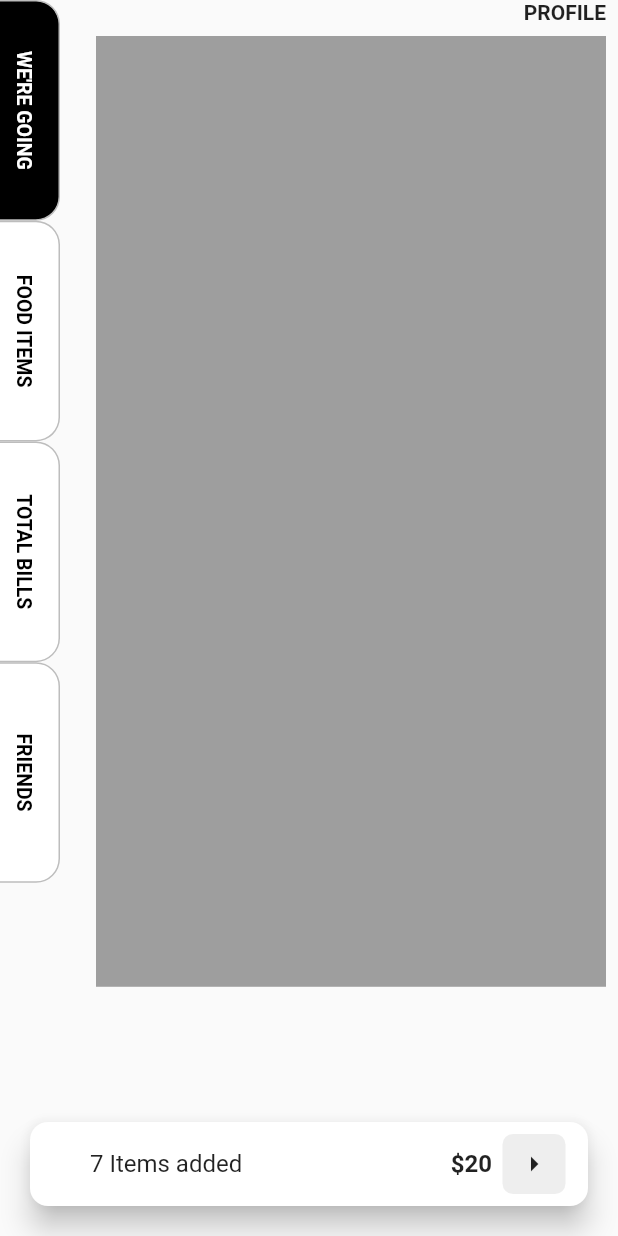
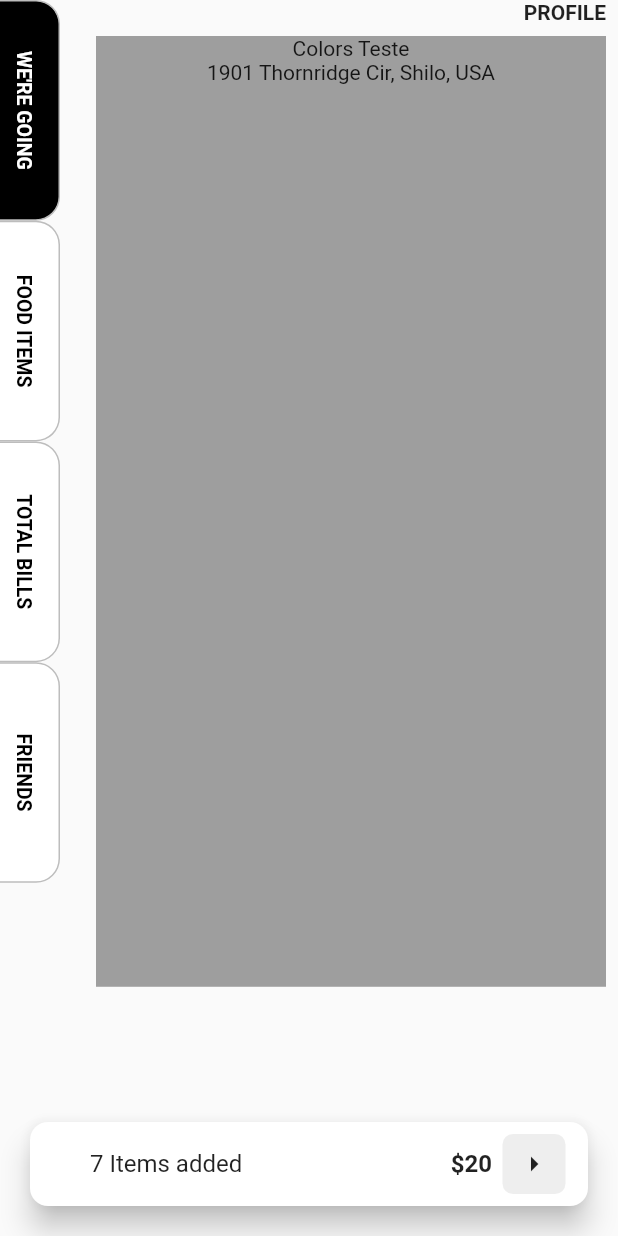
Before and after one commit to JAICHANGPARK/flutter_notebook_11th_story, a Flutter app: the screen it shows after launch, on a phone screen of 412 x 824 dp. Run offline on Flutter 3.47's test engine with Material 2 defaults, Android fonts, the phone set to English and light mode, and no system bars; our stand-ins replace backdrop, badges, flutter_inner_drawer, flutter_slidable, flutter_swiper, google_fonts.

Commit message:
Update food_bill_home_page.dart

```diff
--- a/lib/ep714_food_bill_app/ui/food_bill_home_page.dart
+++ b/lib/ep714_food_bill_app/ui/food_bill_home_page.dart
@@ -20,7 +20,8 @@ class _FoodBillHomePageState extends State<FoodBillHomePage> {
                 color: Colors.grey,
                 child: Column(
                   children: [
-
+                    Text("Colors Teste"),
+                    Text("1901 Thornridge Cir, Shilo, USA")
                   ],
                 ),
               ),
```
